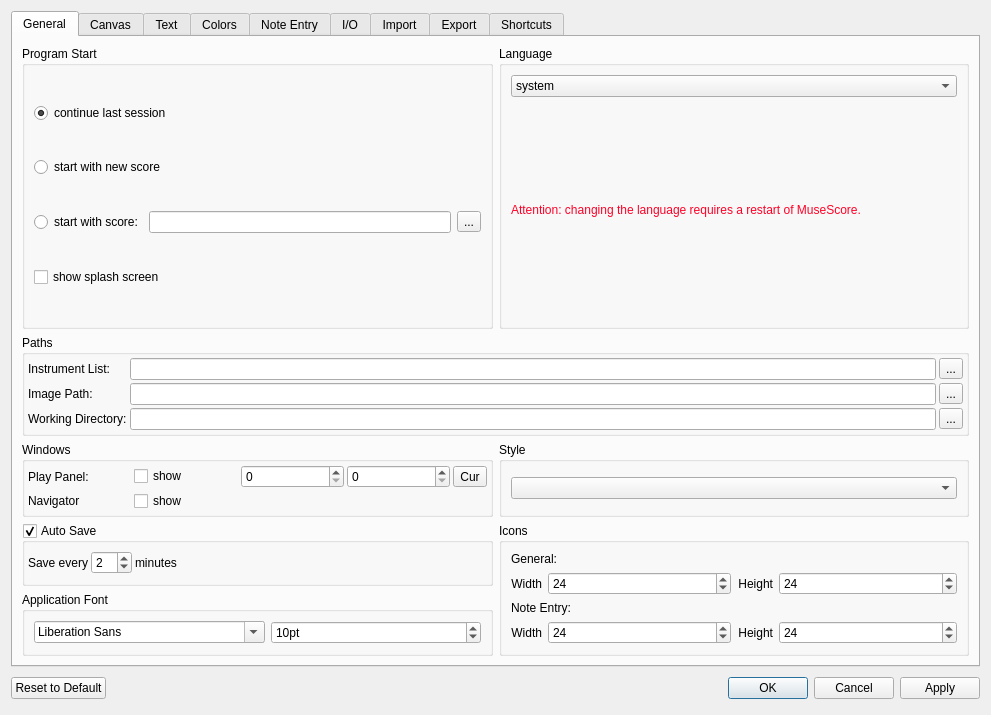
Above: mscore/mscore/prefsdialog.ui from musescore/musescore-old before the change. Below: the same form after it.
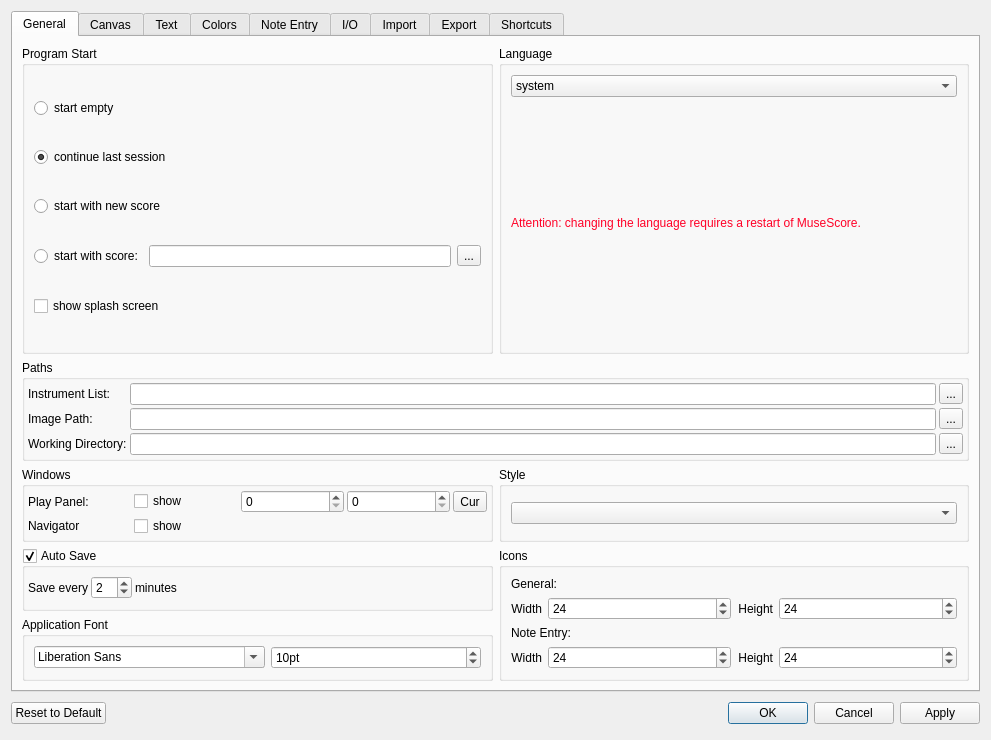
That is the form after the change. Icons and pictures are not drawn. Custom widgets are drawn as their Qt base class.

Diff of the .ui file:
```diff
--- a/mscore/mscore/prefsdialog.ui
+++ b/mscore/mscore/prefsdialog.ui
@@ -6,7 +6,7 @@
     <x>0</x>
     <y>0</y>
     <width>991</width>
-    <height>715</height>
+    <height>740</height>
    </rect>
   </property>
   <property name="windowTitle" >
@@ -32,6 +32,13 @@
           <bool>false</bool>
          </property>
          <layout class="QVBoxLayout" name="verticalLayout_3" >
+          <item>
+           <widget class="QRadioButton" name="emptySession" >
+            <property name="text" >
+             <string>start empty</string>
+            </property>
+           </widget>
+          </item>
           <item>
            <widget class="QRadioButton" name="lastSession" >
             <property name="text" >
```
